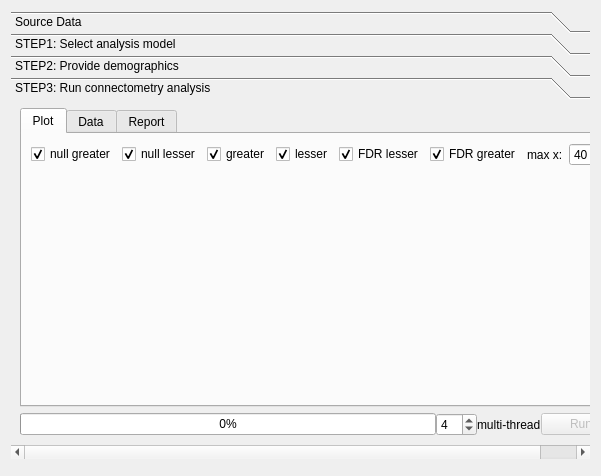
The window that tracking/vbc_dialog.ui (frankyeh/DSI-Studio) describes before a commit, drawn with Qt 5.
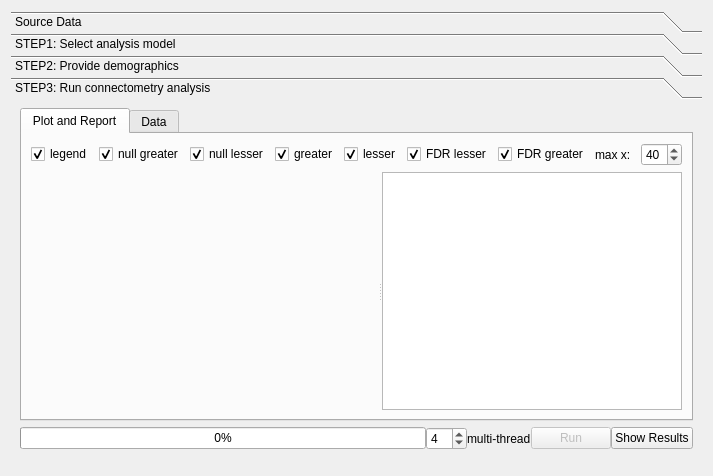
The same window after the commit. The open tabs and pages were chosen to show the change. Icons and pictures are not drawn. Custom widgets are drawn as their Qt base class.

What changed in the file:
```diff
--- a/tracking/vbc_dialog.ui
+++ b/tracking/vbc_dialog.ui
@@ -6,7 +6,7 @@
    <rect>
     <x>0</x>
     <y>0</y>
-    <width>601</width>
+    <width>713</width>
     <height>476</height>
    </rect>
   </property>
@@ -683,7 +683,7 @@
        <rect>
         <x>0</x>
         <y>0</y>
-        <width>583</width>
+        <width>695</width>
         <height>368</height>
        </rect>
       </property>
@@ -698,11 +698,21 @@
          </property>
          <widget class="QWidget" name="tab">
           <attribute name="title">
-           <string>Plot</string>
+           <string>Plot and Report</string>
           </attribute>
           <layout class="QVBoxLayout" name="verticalLayout_4">
            <item>
             <layout class="QHBoxLayout" name="horizontalLayout_16">
+             <item>
+              <widget class="QCheckBox" name="view_legend">
+               <property name="text">
+                <string>legend</string>
+               </property>
+               <property name="checked">
+                <bool>true</bool>
+               </property>
+              </widget>
+             </item>
              <item>
               <widget class="QCheckBox" name="show_null_greater">
                <property name="text">
@@ -780,14 +790,52 @@
             </layout>
            </item>
            <item>
+            <widget class="QWidget" name="widget_5" native="true">
+             <property name="sizePolicy">
+              <sizepolicy hsizetype="Preferred" vsizetype="Expanding">
+               <horstretch>0</horstretch>
+               <verstretch>0</verstretch>
+              </sizepolicy>
+             </property>
+             <property name="minimumSize">
+              <size>
+               <width>0</width>
+               <height>100</height>
+              </size>
+             </property>
             <layout class="QHBoxLayout" name="horizontalLayout_2">
-             <property name="rightMargin">
+              <property name="margin">
+               <number>0</number>
+              </property>
+              <item>
+               <widget class="QSplitter" name="splitter_2">
+                <property name="orientation">
+                 <enum>Qt::Horizontal</enum>
+                </property>
+                <widget class="QWidget" name="widget" native="true">
+                 <property name="sizePolicy">
+                  <sizepolicy hsizetype="Preferred" vsizetype="Preferred">
+                   <horstretch>0</horstretch>
+                   <verstretch>0</verstretch>
+                  </sizepolicy>
+                 </property>
+                 <property name="minimumSize">
+                  <size>
+                   <width>0</width>
+                   <height>0</height>
+                  </size>
+                 </property>
+                 <layout class="QHBoxLayout" name="horizontalLayout_13">
+                  <property name="spacing">
+                   <number>0</number>
+                  </property>
+                  <property name="margin">
               <number>0</number>
              </property>
              <item>
               <widget class="QCustomPlot" name="null_dist" native="true">
                <property name="sizePolicy">
-                <sizepolicy hsizetype="Expanding" vsizetype="Expanding">
+                     <sizepolicy hsizetype="Preferred" vsizetype="Preferred">
                  <horstretch>0</horstretch>
                  <verstretch>0</verstretch>
                 </sizepolicy>
@@ -797,7 +845,7 @@
              <item>
               <widget class="QCustomPlot" name="fdr_dist" native="true">
                <property name="sizePolicy">
-                <sizepolicy hsizetype="Expanding" vsizetype="Expanding">
+                     <sizepolicy hsizetype="Preferred" vsizetype="Preferred">
                  <horstretch>0</horstretch>
                  <verstretch>0</verstretch>
                 </sizepolicy>
@@ -805,6 +853,25 @@
               </widget>
              </item>
             </layout>
+                </widget>
+                <widget class="QTextBrowser" name="textBrowser">
+                 <property name="sizePolicy">
+                  <sizepolicy hsizetype="Preferred" vsizetype="Preferred">
+                   <horstretch>0</horstretch>
+                   <verstretch>0</verstretch>
+                  </sizepolicy>
+                 </property>
+                 <property name="maximumSize">
+                  <size>
+                   <width>300</width>
+                   <height>65525</height>
+                  </size>
+                 </property>
+                </widget>
+               </widget>
+              </item>
+             </layout>
+            </widget>
            </item>
           </layout>
          </widget>
@@ -893,16 +960,6 @@
            </item>
           </layout>
          </widget>
-         <widget class="QWidget" name="tab_3">
-          <attribute name="title">
-           <string>Report</string>
-          </attribute>
-          <layout class="QVBoxLayout" name="verticalLayout_5">
-           <item>
-            <widget class="QTextBrowser" name="textBrowser"/>
-           </item>
-          </layout>
-         </widget>
         </widget>
        </item>
        <item>
@@ -953,6 +1010,13 @@
            </property>
           </widget>
          </item>
+         <item>
+          <widget class="QPushButton" name="show_result">
+           <property name="text">
+            <string>Show Results</string>
+           </property>
+          </widget>
+         </item>
         </layout>
        </item>
       </layout>
```
Left out of the diff: 133 changed lines with no effect on the pictures. Lines whose indentation alone changed are shown as unchanged.
